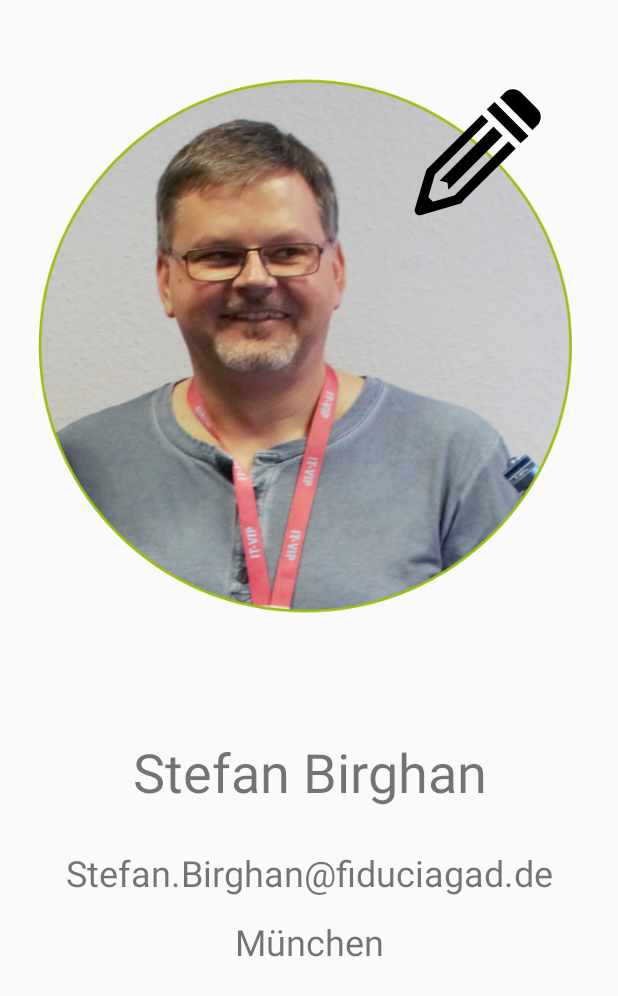
After one commit to mangomelone/gwyn, an Android app: the layout profile_fragment.xml on its own in the app's theme, with its tools: preview values and no code run, on a phone screen of 412 x 824 dp. The commit adds this screen. Shown: the top 996 px of the screen. Run offline under Robolectric (Android 15) with nearby library versions, the light colour scheme and no system bars.

Commit message:
Profil, Impressum und Vorbereitung für GWYN-Stations

```diff
--- /dev/null
+++ b/app/src/main/res/layout/profile_fragment.xml
@@ -0,0 +1,72 @@
+<?xml version="1.0" encoding="utf-8"?>
+<LinearLayout xmlns:android="http://schemas.android.com/apk/res/android"
+    xmlns:app="http://schemas.android.com/apk/res-auto"
+    android:orientation="vertical" android:layout_width="match_parent"
+    android:layout_height="match_parent">
+
+    <RelativeLayout
+        android:layout_width="match_parent"
+        android:layout_height="wrap_content">
+
+        <ImageView
+            android:layout_width="match_parent"
+            android:layout_height="wrap_content"
+            app:srcCompat="@drawable/profilbild"
+            android:id="@+id/profile_pic"
+            android:layout_weight="1"
+            android:padding="@dimen/icon_margin" />
+
+        <ImageView
+            android:layout_width="match_parent"
+            android:layout_height="wrap_content"
+            app:srcCompat="@drawable/bearbeiten_icon"
+            android:id="@+id/edit_profile"
+            android:layout_weight="1"
+            android:scaleX="0.5"
+            android:scaleY="0.5"
+            android:layout_marginTop="16dp"
+            android:layout_marginLeft="225dp"
+            android:layout_marginStart="225dp"
+            android:layout_alignParentTop="true"
+            android:layout_alignParentLeft="true"
+            android:layout_alignParentStart="true" />
+    </RelativeLayout>
+
+    <LinearLayout
+        android:orientation="horizontal"
+        android:layout_width="match_parent"
+        android:layout_height="wrap_content">
+
+    </LinearLayout>
+
+    <TextView
+        android:text="Stefan Birghan"
+        android:layout_width="match_parent"
+        android:layout_height="wrap_content"
+        android:layout_gravity="center_horizontal"
+        android:id="@+id/profile_name"
+        android:gravity="center_horizontal"
+        android:padding="30px"
+        android:textSize="36sp" />
+
+    <TextView
+        android:text="Stefan.Birghan@fiduciagad.de"
+        android:layout_width="match_parent"
+        android:layout_height="wrap_content"
+        android:layout_gravity="center_horizontal"
+        android:id="@+id/profile_email"
+        android:gravity="center_horizontal"
+        android:padding="10px"
+        android:textSize="24sp" />
+
+    <TextView
+        android:text="München"
+        android:layout_width="match_parent"
+        android:layout_height="wrap_content"
+        android:layout_gravity="center_horizontal"
+        android:id="@+id/profile_wohnort"
+        android:gravity="center_horizontal"
+        android:padding="10px"
+        android:textSize="24sp" />
+
+</LinearLayout>
```
Also changed, not shown: app/src/main/java/com/genosharing/gwyn/EnumMenuItem.java (+6 -5 lines), app/src/main/java/com/genosharing/gwyn/MenuItemFragment.java (+16 -2 lines), app/src/main/res/layout/impressum_fragment.xml (added, +35 -0 lines), app/src/main/res/layout/stations_fragments.xml (added, +11 -0 lines), app/src/main/res/values/strings.xml (+9 -0 lines), app/src/main/res/drawable-nodpi/bearbeiten_icon.png (added), 1 other file.
